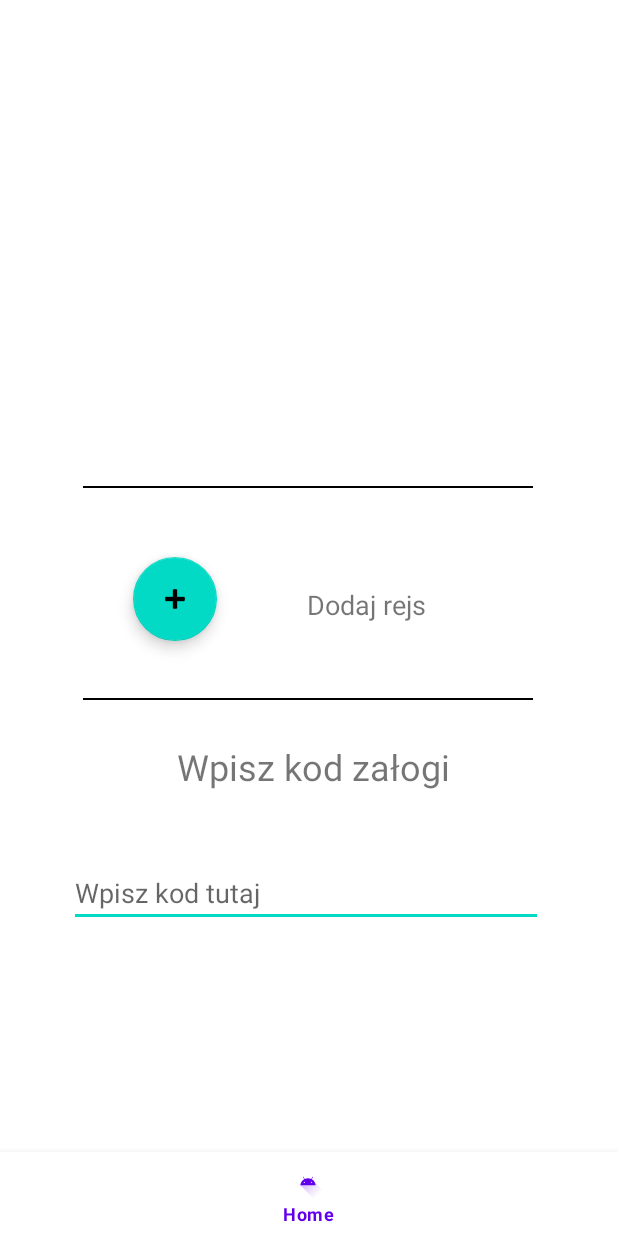
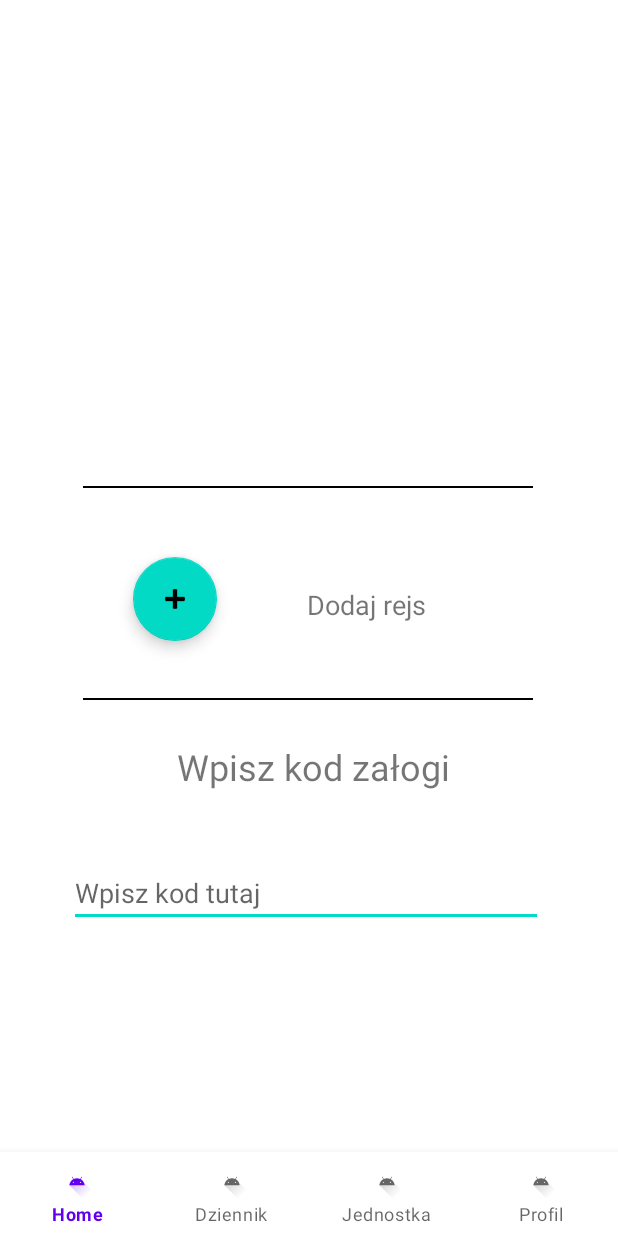
Before and after one commit to Gazda70/CruiseManager, an Android app: the layout cruises_overwiev_fragment.xml on its own in the app's theme, with its tools: preview values and no code run, on a phone screen of 412 x 824 dp. Run offline under Robolectric (Android 15) with nearby library versions, the phone set to English and light mode, and no system bars.

Commit message:
Poprawa działania focus i bottom navigation menu

```diff
--- a/CruiseManagerApp/app/src/main/res/layout/cruises_overwiev_fragment.xml
+++ b/CruiseManagerApp/app/src/main/res/layout/cruises_overwiev_fragment.xml
@@ -108,7 +108,8 @@
             android:layout_height="wrap_content"
             app:layout_constraintBottom_toBottomOf="parent"
             app:layout_constraintStart_toStartOf="parent"
-            app:menu="@menu/cruise_overview_menu" />
+            app:menu="@menu/cruise_overview_menu"
+            app:labelVisibilityMode="labeled"/>
 
         <androidx.recyclerview.widget.RecyclerView
             android:id="@+id/active_cruises_view"
--- a/CruiseManagerApp/app/src/main/res/menu/cruise_overview_menu.xml
+++ b/CruiseManagerApp/app/src/main/res/menu/cruise_overview_menu.xml
@@ -6,6 +6,21 @@
         android:id="@+id/home_option"
         android:enabled="true"
         android:icon="@drawable/ic_launcher_foreground"
-        android:title="@string/bottom_menu_home_option"/>
+        android:title="@string/bottom_menu_home_option" />
+    <item
+        android:id="@+id/log_option"
+        android:enabled="true"
+        android:icon="@drawable/ic_launcher_foreground"
+        android:title="@string/bottom_menu_journal_option" />
+    <item
+        android:id="@+id/cruise_option"
+        android:enabled="true"
+        android:icon="@drawable/ic_launcher_foreground"
+        android:title="@string/bottom_menu_unit_option" />
+    <item
+        android:id="@+id/profile_option"
+        android:enabled="true"
+        android:icon="@drawable/ic_launcher_foreground"
+        android:title="@string/bottom_menu_profile_option" />
 
 </menu>
--- a/CruiseManagerApp/app/src/main/res/values/strings.xml
+++ b/CruiseManagerApp/app/src/main/res/values/strings.xml
@@ -7,4 +7,8 @@
     <string name="bottom_menu_journal_option">Dziennik</string>
     <string name="bottom_menu_unit_option">Jednostka</string>
     <string name="bottom_menu_profile_option">Profil</string>
+    <string name="registration_info">Rejestracja</string>
+    <string name="registration_name">Imię</string>
+    <string name="registration_surname">Nazwisko</string>
+    <string name="continue_button_writing">Dalej</string>
 </resources>
```
Also changed, not shown: CruiseManagerApp/app/src/main/java/gazda/cruisemanagerapp/MainActivity.kt (+24 -0 lines), CruiseManagerApp/app/src/main/java/gazda/cruisemanagerapp/cruisesOverwiev/cruiseOverviewFragment/CruisesOverviewFragment.kt (+9 -2 lines), CruiseManagerApp/app/src/main/java/gazda/cruisemanagerapp/registration/RegistrationPersonalInfoFragment.kt (added, +37 -0 lines), CruiseManagerApp/app/src/main/java/gazda/cruisemanagerapp/registration/RegistrationPersonalInfoViewModel.kt (added, +7 -0 lines), CruiseManagerApp/app/src/main/res/drawable/registration_continue_button_background.xml (added, +12 -0 lines), CruiseManagerApp/app/src/main/res/layout/registration_personal_info_fragment.xml (added, +79 -0 lines), CruiseManagerApp/app/src/main/res/navigation/nav_graph.xml (+9 -1 lines).
